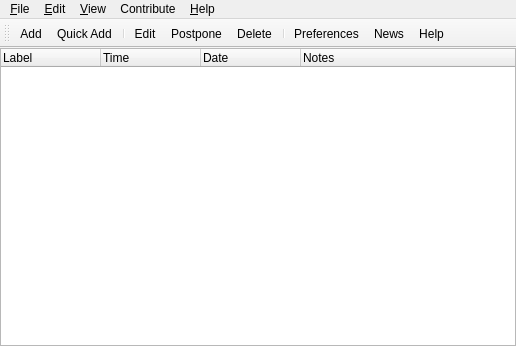
Qt form data/ui/RemindorQtWindow.ui (eu21/remindor-qt) before a commit.
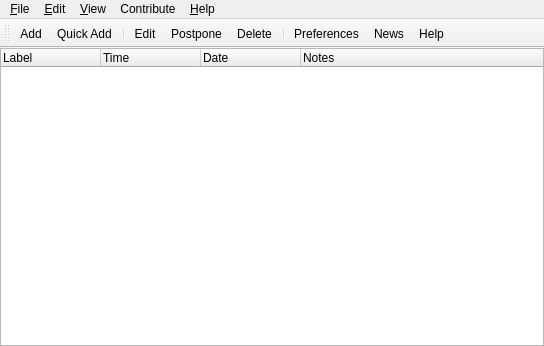
The same form after that commit. Icons and pictures are not drawn.

Commit message: Added ui tranlation of Quick and Manage windows

The edit to the form file:
```diff
--- a/data/ui/RemindorQtWindow.ui
+++ b/data/ui/RemindorQtWindow.ui
@@ -6,7 +6,7 @@
    <rect>
     <x>0</x>
     <y>0</y>
-    <width>516</width>
+    <width>544</width>
     <height>346</height>
    </rect>
   </property>
@@ -69,7 +69,7 @@
     <rect>
      <x>0</x>
      <y>0</y>
-     <width>516</width>
+     <width>544</width>
      <height>25</height>
     </rect>
    </property>
```
The commit also changes 2 other files.
